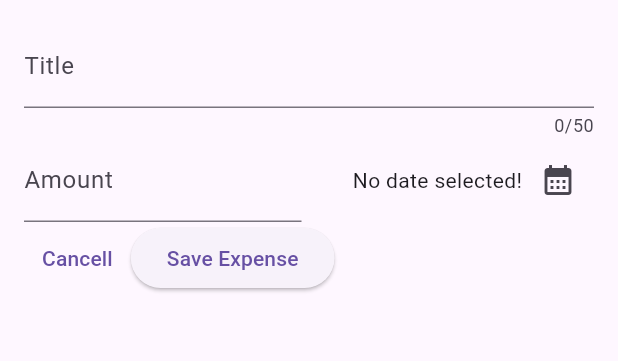
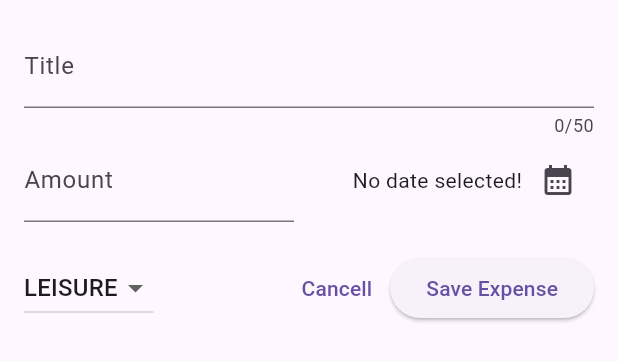
Before and after one commit to Shamimkhan1406/Expense-Tracker-App, a Flutter app: the NewExpense widget shown alone on an empty page, opened directly, on a phone screen of 412 x 824 dp. Shown: the top 361 px of the screen. Run offline on Flutter 3.47's test engine with Material 3 defaults, Android fonts, the phone set to English and light mode, and no system bars.

Commit message:
adding dropdown button

```diff
--- a/lib/widgets/new_expense.dart
+++ b/lib/widgets/new_expense.dart
@@ -1,3 +1,4 @@
+
 import 'package:flutter/material.dart';
 import 'package:expense_tracker/model/expense.dart';
 // import 'package:intl/intl.dart';
@@ -14,6 +15,7 @@ class NewExpense extends StatefulWidget {
 class _NewExpenseState extends State<NewExpense> {
   final _titleController = TextEditingController();
   final _amountController = TextEditingController();
+  Category _selectedCategory = Category.leisure;
   DateTime? _selectedDate;
   void _presentDatePicker() async
   {
@@ -66,7 +68,7 @@ class _NewExpenseState extends State<NewExpense> {
                   ),
                 ),
               ),
-              const SizedBox(width: 10,),
+              const SizedBox(width: 20,),
               Expanded(
                 child: Row(
                   mainAxisAlignment: MainAxisAlignment.end,
@@ -82,8 +84,27 @@ class _NewExpenseState extends State<NewExpense> {
 
             ],
           ),
+          const SizedBox(height: 20,),
           Row(
             children: [
+              DropdownButton(
+                value: _selectedCategory,
+                items: Category.values.map((e)
+                {
+                  return DropdownMenuItem(
+                    value: e,
+                    child: Text(e.name.toUpperCase())
+                  );
+                }).toList(),
+                onChanged: (value){
+                  setState(() {
+                    _selectedCategory = value as Category;
+                    //->->
+                  });
+                  //print(value);
+                }
+              ),
+              const Spacer(),
               TextButton(onPressed: (){
                 Navigator.pop(context);
               },
```
